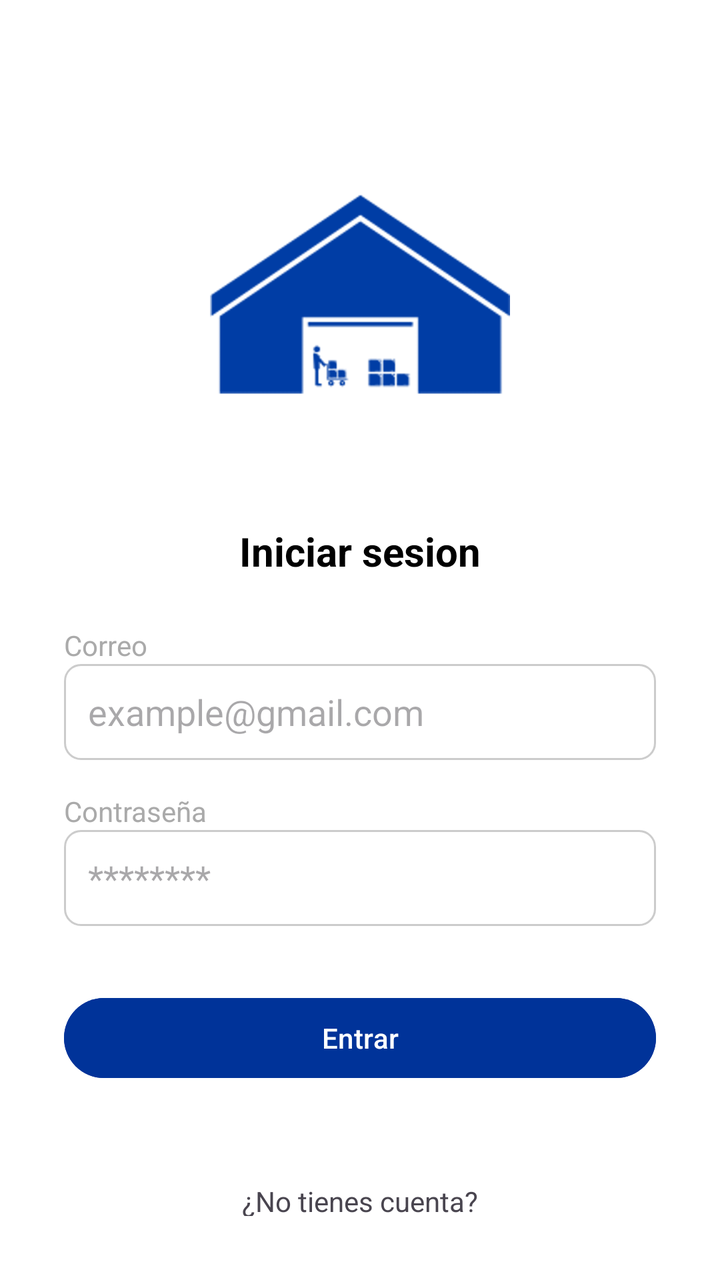
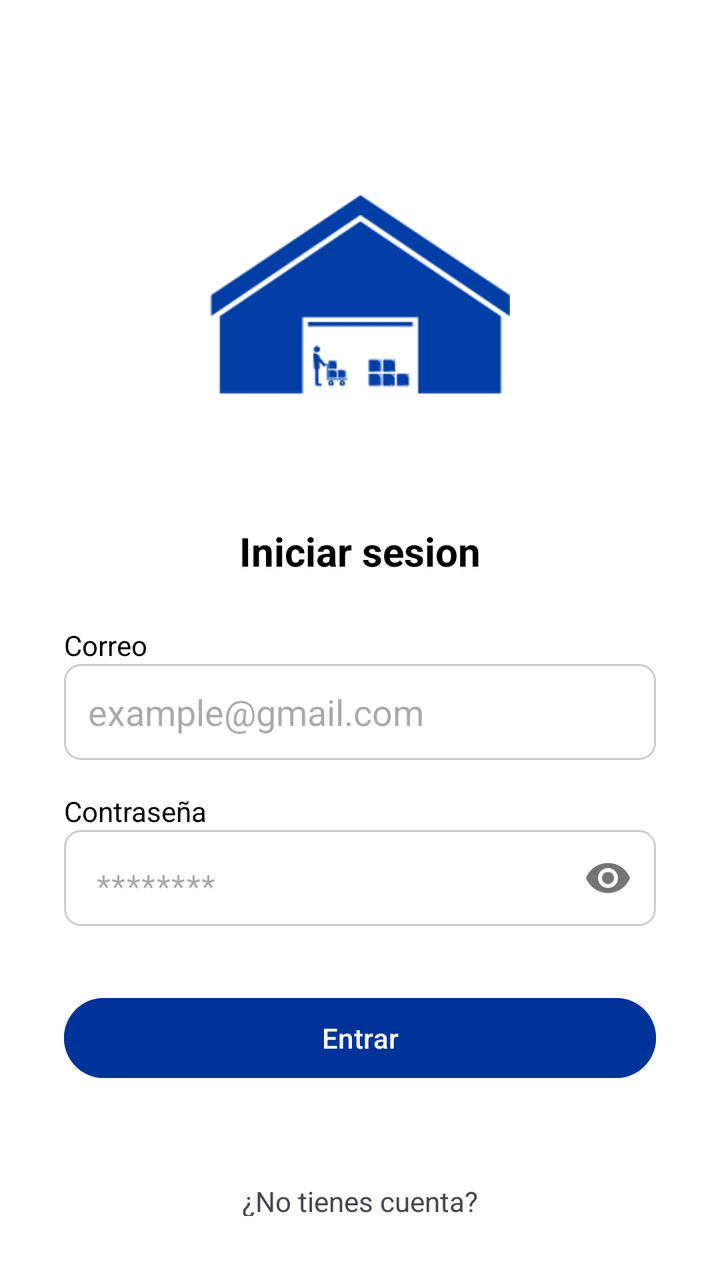

Two renders of the same Android screen: before a commit and after it. Below are the layout's source before the change and the commit's diff.
<!-- AndroidManifest.xml: application theme Theme.GestorPro -->
<!-- res/layout/activity_login.xml -->
<?xml version="1.0" encoding="utf-8"?>
<LinearLayout xmlns:android="http://schemas.android.com/apk/res/android"
    android:layout_width="match_parent"
    android:layout_height="match_parent"
    android:orientation="vertical"
    android:gravity="center_horizontal"
    android:padding="32dp"
    android:background="@android:color/white">

    
    <ImageView
        android:id="@+id/ivLogo"
        android:layout_width="150dp"
        android:layout_height="150dp"
        android:layout_marginTop="40dp"
        android:src="@drawable/logo_gestionpro" /> 

    <TextView
        android:layout_width="wrap_content"
        android:layout_height="wrap_content"
        android:text="Iniciar sesion"
        android:textSize="20sp"
        android:textStyle="bold"
        android:layout_marginTop="40dp"
        android:textColor="@android:color/black" />

    
    <TextView
        android:layout_width="match_parent"
        android:layout_height="wrap_content"
        android:text="Correo"
        android:layout_marginTop="24dp"
        android:textColor="@android:color/darker_gray" />

    <EditText
        android:id="@+id/etEmail"
        android:layout_width="match_parent"
        android:layout_height="48dp"
        android:hint="example@gmail.com"
        android:background="@drawable/edittext_border"
        android:paddingLeft="12dp"
        android:inputType="textEmailAddress" />

    
    <TextView
        android:layout_width="match_parent"
        android:layout_height="wrap_content"
        android:text="Contraseña"
        android:layout_marginTop="16dp"
        android:textColor="@android:color/darker_gray" />

    <EditText
        android:id="@+id/etPassword"
        android:layout_width="match_parent"
        android:layout_height="48dp"
        android:hint="********"
        android:background="@drawable/edittext_border"
        android:paddingLeft="12dp"
        android:inputType="textPassword" />

    
    <Button
        android:id="@+id/btnLogin"
        android:layout_width="match_parent"
        android:layout_height="wrap_content"
        android:layout_marginTop="32dp"
        android:text="Entrar"
        android:backgroundTint="#003399"
        android:textColor="@android:color/white"
        android:textAllCaps="false" />

    
    <TextView
        android:layout_width="wrap_content"
        android:layout_height="wrap_content"
        android:text="¿No tienes cuenta?"
        android:layout_marginTop="48dp"
        android:fontStyle="italic" />

    <TextView
        android:id="@+id/tvCreateAccount"
        android:layout_width="wrap_content"
        android:layout_height="wrap_content"
        android:text="Crear cuenta"
        android:textColor="#003399"
        android:textStyle="bold"
        android:layout_marginTop="8dp" />

</LinearLayout>
<!-- resources referenced by this layout -->
<resources>
  <!-- drawable edittext_border (drawable) -->
  <?xml version="1.0" encoding="utf-8"?>
  <shape xmlns:android="http://schemas.android.com/apk/res/android">
      <stroke android:width="1dp" android:color="#CCCCCC" />
      <corners android:radius="8dp" />
      <solid android:color="@android:color/white" />
  </shape>
  <!-- drawable logo_gestionpro: png bitmap (drawable, 27181 bytes) -->
  <style name="Theme.GestorPro" parent="Base.Theme.GestorPro" />
  <style name="Base.Theme.GestorPro" parent="Theme.Material3.DayNight.NoActionBar">
          
          
      </style>
</resources>

<!-- the commit's change to res/layout/activity_login.xml (unified diff, before → after) -->
@@ -1,5 +1,6 @@
 <?xml version="1.0" encoding="utf-8"?>
 <LinearLayout xmlns:android="http://schemas.android.com/apk/res/android"
+    xmlns:app="http://schemas.android.com/apk/res-auto"
     android:layout_width="match_parent"
     android:layout_height="match_parent"
     android:orientation="vertical"
@@ -13,7 +14,7 @@
         android:layout_width="150dp"
         android:layout_height="150dp"
         android:layout_marginTop="40dp"
-        android:src="@drawable/logo_gestionpro" /> 
+        android:src="@drawable/logo_gestionpro" />
 
     <TextView
         android:layout_width="wrap_content"
@@ -30,7 +31,7 @@
         android:layout_height="wrap_content"
         android:text="Correo"
         android:layout_marginTop="24dp"
-        android:textColor="@android:color/darker_gray" />
+        android:textColor="@android:color/black" />
 
     <EditText
         android:id="@+id/etEmail"
@@ -47,16 +48,24 @@
         android:layout_height="wrap_content"
         android:text="Contraseña"
         android:layout_marginTop="16dp"
-        android:textColor="@android:color/darker_gray" />
+        android:textColor="@android:color/black" />
 
-    <EditText
-        android:id="@+id/etPassword"
+    <com.google.android.material.textfield.TextInputLayout
         android:layout_width="match_parent"
-        android:layout_height="48dp"
-        android:hint="********"
-        android:background="@drawable/edittext_border"
-        android:paddingLeft="12dp"
-        android:inputType="textPassword" />
+        android:layout_height="wrap_content"
+        app:passwordToggleEnabled="true"
+        app:hintEnabled="false">
+
+        <EditText
+            android:id="@+id/etPassword"
+            android:layout_width="match_parent"
+            android:layout_height="48dp"
+            android:hint="********"
+            android:background="@drawable/edittext_border"
+            android:paddingLeft="12dp"
+            android:inputType="textPassword" />
+
+    </com.google.android.material.textfield.TextInputLayout>
 
     
     <Button
@@ -68,6 +77,13 @@
         android:backgroundTint="#003399"
         android:textColor="@android:color/white"
         android:textAllCaps="false" />
+
+    <ProgressBar
+        android:id="@+id/progressBar"
+        android:layout_width="wrap_content"
+        android:layout_height="wrap_content"
+        android:layout_marginTop="16dp"
+        android:visibility="gone" />
 
     
     <TextView
